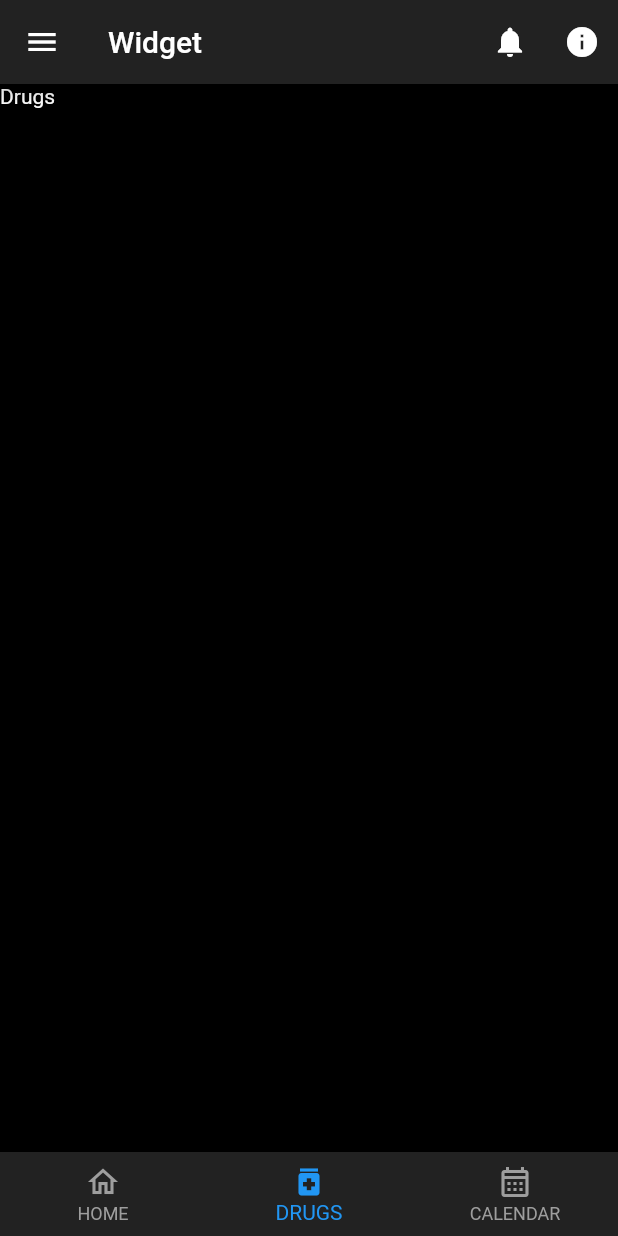
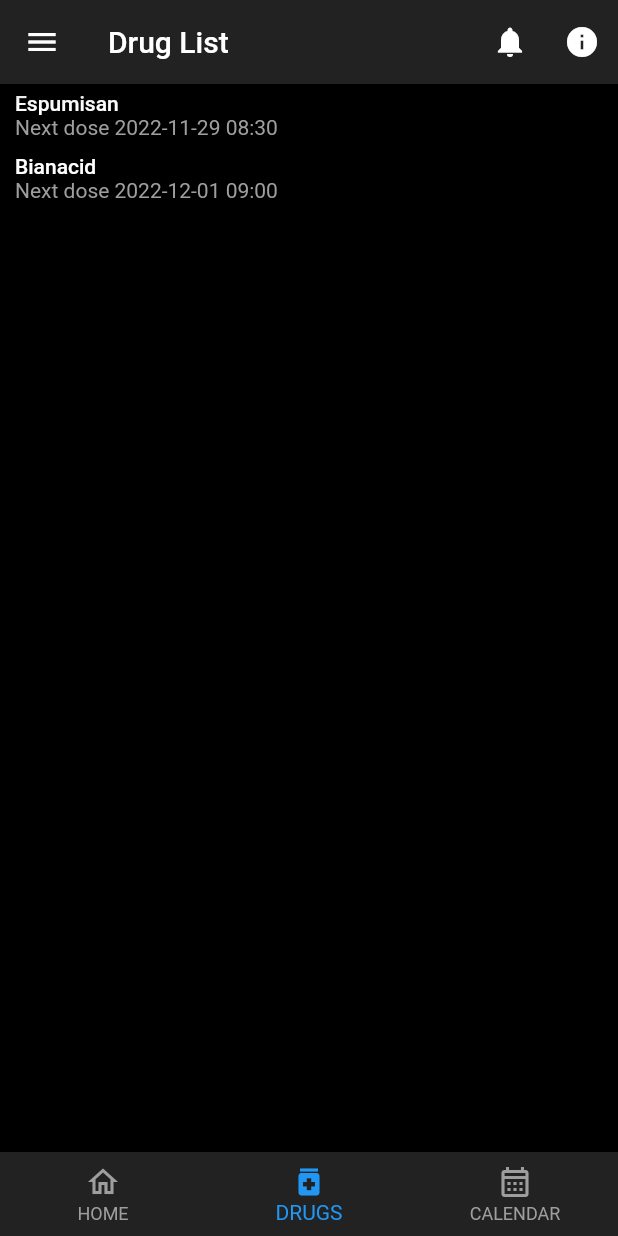
Before and after one commit to Bravo555/pim, a Flutter app: the screen it shows after launch, item 2 of the bottom bar chosen, on a phone screen of 412 x 824 dp. Run offline on Flutter 3.47's test engine with Material 2 defaults, Android fonts, the phone set to English and light mode, and no system bars; our stand-ins replace table_calendar.

```diff
--- /dev/null
+++ b/lib/drug_list_item.dart
@@ -0,0 +1,34 @@
+import 'package:flutter/material.dart';
+
+class DrugListItem extends StatelessWidget {
+  const DrugListItem({
+    super.key,
+    required this.drugName,
+    required this.nextDoseDate,
+  });
+
+  final String drugName;
+
+  final DateTime nextDoseDate;
+
+// TODO Add list items interactions and drug details view
+  @override
+  Widget build(BuildContext context) {
+    return Container(
+      padding: const EdgeInsets.symmetric(vertical: 5, horizontal: 10),
+      child: Column(
+        crossAxisAlignment: CrossAxisAlignment.start,
+        children: [
+          Text(
+            drugName,
+            style: Theme.of(context).textTheme.bodyText1,
+          ),
+          Text(
+            "Next dose ${nextDoseDate.toString().substring(0, 16)}",
+            style: TextStyle(color: Theme.of(context).colorScheme.tertiary),
+          )
+        ],
+      ),
+    );
+  }
+}
--- /dev/null
+++ b/lib/drug_list_page.dart
@@ -0,0 +1,27 @@
+import 'package:flutter/material.dart';
+import 'package:pim/drug_list_item.dart';
+
+class DrugList extends StatelessWidget {
+  const DrugList({super.key});
+
+  @override
+  Widget build(BuildContext context) {
+    return ListView(
+      children: [
+        DrugListItem(
+          drugName: "Espumisan",
+          nextDoseDate: DateTime(2022, 11, 29, 8, 30),
+        ),
+        DrugListItem(
+          drugName: "Bianacid",
+          nextDoseDate: DateTime(2022, 12, 1, 9, 0),
+        ),
+      ],
+    );
+  }
+
+  @override
+  String toStringShort() {
+    return "Drug List";
+  }
+}
--- a/lib/main.dart
+++ b/lib/main.dart
@@ -14,29 +14,28 @@ class MyApp extends StatelessWidget {
     return MaterialApp(
       title: 'Drugsistant',
       theme: ThemeData(
-        // This is the theme of your application.
-        //
-        // Try running your application with "flutter run". You'll see the
-        // application has a blue toolbar. Then, without quitting the app, try
-        // changing the primarySwatch below to Colors.green and then invoke
-        // "hot reload" (press "r" in the console where you ran "flutter run",
-        // or simply save your changes to "hot reload" in a Flutter IDE).
-        // Notice that the counter didn't reset back to zero; the application
-        // is not restarted.
-        primarySwatch: const MaterialColor(
-          0xFF222222,
-          <int, Color>{
-            50: Color(0xFFAAAAAA),
-            100: Color(0xFF888888),
-            200: Color(0xFF666666),
-            300: Color(0xFF555555),
-            400: Color(0xFF444444),
-            500: Color(0xFF222222),
-            600: Color(0xFF202020),
-            700: Color(0xFF1A1A1A),
-            800: Color(0xFF101010),
-            900: Color(0xFF000000),
-          },
+        backgroundColor: Colors.black,
+        scaffoldBackgroundColor: Colors.black,
+        bottomNavigationBarTheme: const BottomNavigationBarThemeData(
+          backgroundColor: Color(0xFF222222),
+        ),
+        unselectedWidgetColor: Colors.grey,
+        primaryTextTheme: const TextTheme(
+          bodyText1: TextStyle(fontWeight: FontWeight.bold),
+        ),
+        colorScheme: const ColorScheme(
+          brightness: Brightness.dark,
+          primary: Colors.blue,
+          onPrimary: Colors.white,
+          secondary: Colors.blue,
+          onSecondary: Colors.white,
+          error: Colors.red,
+          onError: Colors.black,
+          background: Colors.black,
+          onBackground: Colors.white,
+          surface: Color(0xFF222222),
+          onSurface: Colors.white,
+          tertiary: Colors.grey,
         ),
       ),
       home: const MyPages(),
--- a/lib/my_pages.dart
+++ b/lib/my_pages.dart
@@ -1,4 +1,6 @@
 import 'package:flutter/material.dart';
+import 'package:pim/calendar_page.dart';
+import 'package:pim/drug_list_page.dart';
 import 'package:pim/home_page.dart';
 
 class MyPages extends StatefulWidget {
@@ -11,17 +13,10 @@ class MyPages extends StatefulWidget {
 class _MyPagesState extends State<MyPages> {
   int _selectedIndex = 0;
 
-// TODO Implement other pages
   final _widgetOptions = const <Widget>[
     HomePage(),
-    Text(
-      "Drugs",
-      style: TextStyle(color: Colors.white),
-    ),
-    Text(
-      "Calendar",
-      style: TextStyle(color: Colors.white),
-    ),
+    DrugList(),
+    CalendarPage(),
   ];
 
   void _onItemTapped(int index) {
@@ -48,45 +43,38 @@ class _MyPagesState extends State<MyPages> {
           )
         ],
       ),
-      backgroundColor: Colors.black,
+      // backgroundColor: Colors.black,
       bottomNavigationBar: BottomNavigationBar(
-        selectedItemColor: Colors.blue,
-        unselectedItemColor: Colors.grey,
         currentIndex: _selectedIndex,
         onTap: _onItemTapped,
-        backgroundColor: const Color(0xFF222222),
         items: const [
           BottomNavigationBarItem(
             icon: Icon(Icons.home_outlined),
             activeIcon: Icon(Icons.home),
             label: "HOME",
-            backgroundColor: Color(0xFF222222),
           ),
           BottomNavigationBarItem(
             icon: Icon(Icons.medication_outlined),
             activeIcon: Icon(Icons.medication),
             label: "DRUGS",
-            backgroundColor: Color(0xFF222222),
           ),
           BottomNavigationBarItem(
             icon: Icon(Icons.calendar_month_outlined),
             activeIcon: Icon(Icons.calendar_month),
             label: "CALENDAR",
-            backgroundColor: Color(0xFF222222),
           ),
         ],
       ),
       body: _widgetOptions.elementAt(_selectedIndex),
       drawer: Drawer(
-        backgroundColor: const Color(0xFF222222),
         child: ListView(
           padding: EdgeInsets.zero,
-          children: const [
+          children: [
             DrawerHeader(
               decoration: BoxDecoration(
-                color: Colors.blue,
+                color: Theme.of(context).colorScheme.primary,
               ),
-              child: Text("Header"),
+              child: const Text("Header"),
             ),
           ],
         ),
--- a/pubspec.yaml
+++ b/pubspec.yaml
@@ -36,6 +36,7 @@ dependencies:
   # The following adds the Cupertino Icons font to your application.
   # Use with the CupertinoIcons class for iOS style icons.
   cupertino_icons: ^1.0.2
+  table_calendar: ^3.0.8
 
 dev_dependencies:
   flutter_test:
```
Also changed, not shown: lib/calendar_page.dart (added, +57 -0 lines), lib/home_page.dart (+2 -5 lines).
